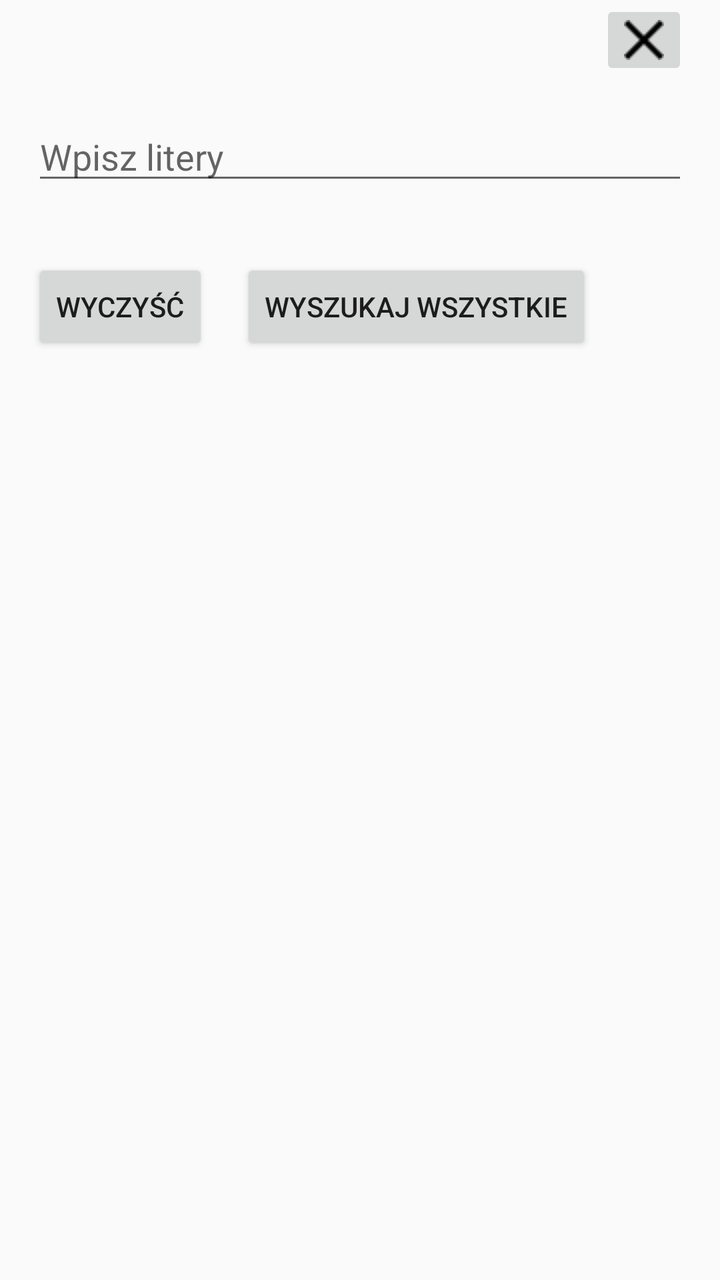
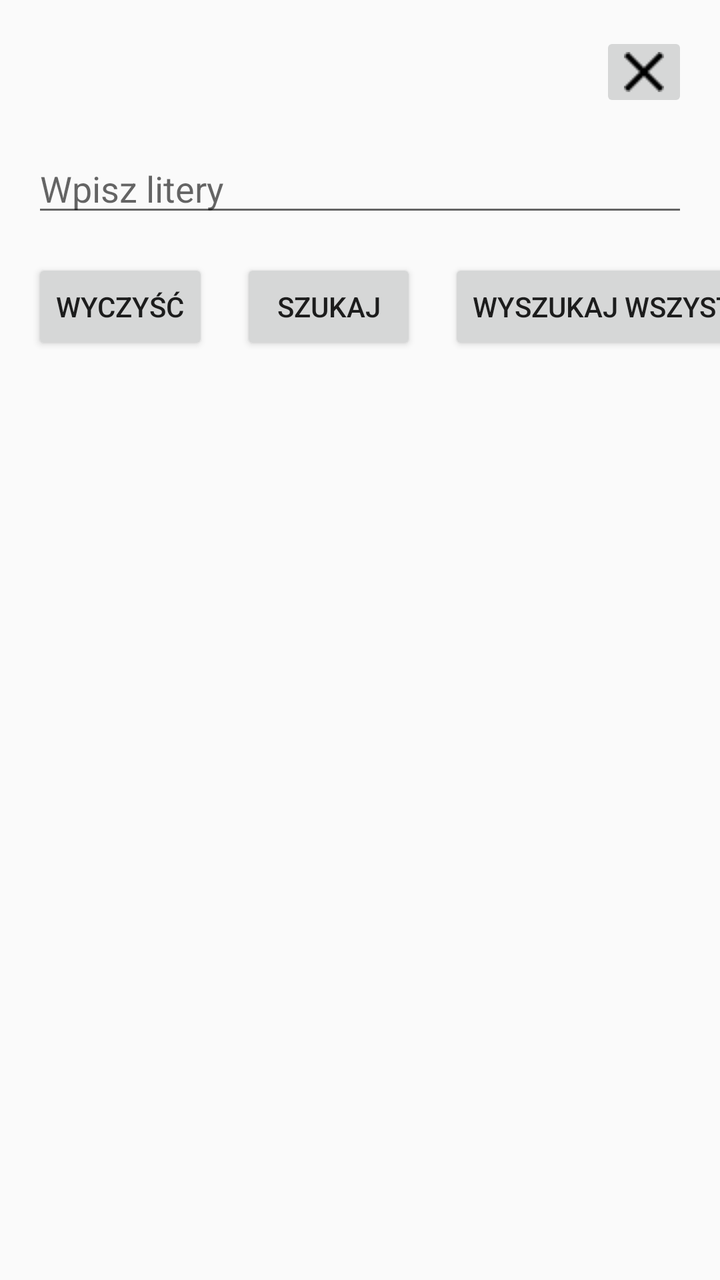

Two renders of the same Android screen: before a commit and after it. Below are the layout's source before the change and the commit's diff.
<!-- AndroidManifest.xml: application theme Theme.AppCompat.DayNight.NoActionBar -->
<!-- res/layout/activity_main.xml -->
<?xml version="1.0" encoding="utf-8"?>
<RelativeLayout xmlns:android="http://schemas.android.com/apk/res/android"
    xmlns:tools="http://schemas.android.com/tools"
    android:layout_width="match_parent"
    android:layout_height="match_parent"
    tools:context=".MainActivity">

    <RelativeLayout
        android:layout_width="match_parent"
        android:layout_height="match_parent">

        <ProgressBar
            android:id="@+id/progressBar"
            style="?android:attr/progressBarStyleHorizontal"
            android:layout_width="match_parent"
            android:layout_height="wrap_content"
            android:layout_below="@id/closeButton"
            android:layout_marginTop="8dp"
            android:layout_marginStart="16dp"
            android:layout_marginEnd="16dp"
            android:visibility="gone" />

        <ImageButton
            android:id="@+id/closeButton"
            android:layout_width="wrap_content"
            android:layout_height="wrap_content"
            android:layout_alignParentEnd="true"
            android:layout_marginEnd="16dp"
            android:src="@drawable/ic_close" />

        <EditText
            android:id="@+id/inputField"
            android:layout_width="match_parent"
            android:layout_height="wrap_content"
            android:layout_below="@id/progressBar"
            android:layout_margin="16dp"
            android:hint="Wpisz litery"
            android:inputType="textNoSuggestions" />

        <Button
            android:id="@+id/clearButton"
            android:layout_width="wrap_content"
            android:layout_height="wrap_content"
            android:layout_below="@id/inputField"
            android:layout_marginStart="16dp"
            android:layout_marginTop="16dp"
            android:text="Wyczyść" />

        <Button
            android:id="@+id/searchAllButton"
            android:layout_width="wrap_content"
            android:layout_height="wrap_content"
            android:layout_below="@id/inputField"
            android:layout_toEndOf="@id/clearButton"
            android:layout_marginStart="16dp"
            android:layout_marginTop="16dp"
            android:text="Wyszukaj wszystkie" />

        <ListView
            android:id="@+id/wordList"
            android:layout_width="match_parent"
            android:layout_height="0dp"
            android:layout_below="@id/clearButton"
            android:layout_alignParentStart="true"
            android:layout_margin="16dp"
            android:layout_above="@id/infoLabel"
            android:layout_weight="1" />

        <TextView
            android:id="@+id/infoLabel"
            android:layout_width="match_parent"
            android:layout_height="wrap_content"
            android:layout_alignParentBottom="true"
            android:layout_margin="16dp"
            android:text=""
            android:textAlignment="center"
            android:textColor="@android:color/holo_green_dark" />

    </RelativeLayout>
</RelativeLayout>
<!-- resources referenced by this layout -->
<resources>
  <!-- drawable ic_close: png bitmap (drawable, 242 bytes) -->
</resources>

<!-- the commit's change to res/layout/activity_main.xml (unified diff, before → after) -->
@@ -1,80 +1,98 @@
 <?xml version="1.0" encoding="utf-8"?>
-<RelativeLayout xmlns:android="http://schemas.android.com/apk/res/android"
+<androidx.constraintlayout.widget.ConstraintLayout
+    xmlns:android="http://schemas.android.com/apk/res/android"
+    xmlns:app="http://schemas.android.com/apk/res-auto"
     xmlns:tools="http://schemas.android.com/tools"
     android:layout_width="match_parent"
     android:layout_height="match_parent"
     tools:context=".MainActivity">
 
-    <RelativeLayout
-        android:layout_width="match_parent"
-        android:layout_height="match_parent">
+    <ImageButton
+        android:id="@+id/closeButton"
+        android:layout_width="wrap_content"
+        android:layout_height="wrap_content"
+        android:src="@drawable/ic_close"
+        android:layout_marginEnd="16dp"
+        android:layout_marginTop="16dp"
+        app:layout_constraintEnd_toEndOf="parent"
+        app:layout_constraintTop_toTopOf="parent" />
 
-        <ProgressBar
-            android:id="@+id/progressBar"
-            style="?android:attr/progressBarStyleHorizontal"
-            android:layout_width="match_parent"
-            android:layout_height="wrap_content"
-            android:layout_below="@id/closeButton"
-            android:layout_marginTop="8dp"
-            android:layout_marginStart="16dp"
-            android:layout_marginEnd="16dp"
-            android:visibility="gone" />
+    <ProgressBar
+        android:id="@+id/progressBar"
+        style="?android:attr/progressBarStyleHorizontal"
+        android:layout_width="0dp"
+        android:layout_height="wrap_content"
+        android:layout_marginStart="16dp"
+        android:layout_marginEnd="16dp"
+        android:layout_marginTop="8dp"
+        android:visibility="gone"
+        app:layout_constraintTop_toBottomOf="@id/closeButton"
+        app:layout_constraintStart_toStartOf="parent"
+        app:layout_constraintEnd_toEndOf="parent" />
 
-        <ImageButton
-            android:id="@+id/closeButton"
-            android:layout_width="wrap_content"
-            android:layout_height="wrap_content"
-            android:layout_alignParentEnd="true"
-            android:layout_marginEnd="16dp"
-            android:src="@drawable/ic_close" />
+    <EditText
+        android:id="@+id/inputField"
+        android:layout_width="0dp"
+        android:layout_height="wrap_content"
+        android:hint="Wpisz litery"
+        android:inputType="textNoSuggestions"
+        android:layout_marginStart="16dp"
+        android:layout_marginEnd="16dp"
+        android:layout_marginTop="16dp"
+        app:layout_constraintTop_toBottomOf="@id/progressBar"
+        app:layout_constraintStart_toStartOf="parent"
+        app:layout_constraintEnd_toEndOf="parent" />
 
-        <EditText
-            android:id="@+id/inputField"
-            android:layout_width="match_parent"
-            android:layout_height="wrap_content"
-            android:layout_below="@id/progressBar"
-            android:layout_margin="16dp"
-            android:hint="Wpisz litery"
-            android:inputType="textNoSuggestions" />
+    <Button
+        android:id="@+id/clearButton"
+        android:layout_width="wrap_content"
+        android:layout_height="wrap_content"
+        android:text="Wyczyść"
+        android:layout_marginStart="16dp"
+        android:layout_marginTop="16dp"
+        app:layout_constraintTop_toBottomOf="@id/inputField"
+        app:layout_constraintStart_toStartOf="parent" />
 
-        <Button
-            android:id="@+id/clearButton"
-            android:layout_width="wrap_content"
-            android:layout_height="wrap_content"
-            android:layout_below="@id/inputField"
-            android:layout_marginStart="16dp"
-            android:layout_marginTop="16dp"
-            android:text="Wyczyść" />
+    <Button
+        android:id="@+id/searchFromAllButton"
+        android:layout_width="wrap_content"
+        android:layout_height="wrap_content"
+        android:text="Szukaj"
+        android:layout_marginStart="16dp"
+        android:layout_marginTop="16dp"
+        app:layout_constraintTop_toBottomOf="@id/inputField"
+        app:layout_constraintStart_toEndOf="@id/clearButton" />
 
-        <Button
-            android:id="@+id/searchAllButton"
-            android:layout_width="wrap_content"
-            android:layout_height="wrap_content"
-            android:layout_below="@id/inputField"
-            android:layout_toEndOf="@id/clearButton"
-            android:layout_marginStart="16dp"
-            android:layout_marginTop="16dp"
-            android:text="Wyszukaj wszystkie" />
+    <Button
+        android:id="@+id/searchAllButton"
+        android:layout_width="wrap_content"
+        android:layout_height="wrap_content"
+        android:text="Wyszukaj wszystkie"
+        android:layout_marginStart="16dp"
+        android:layout_marginTop="16dp"
+        app:layout_constraintTop_toBottomOf="@id/inputField"
+        app:layout_constraintStart_toEndOf="@id/searchFromAllButton" />
 
-        <ListView
-            android:id="@+id/wordList"
-            android:layout_width="match_parent"
-            android:layout_height="0dp"
-            android:layout_below="@id/clearButton"
-            android:layout_alignParentStart="true"
-            android:layout_margin="16dp"
-            android:layout_above="@id/infoLabel"
-            android:layout_weight="1" />
+    <ListView
+        android:id="@+id/wordList"
+        android:layout_width="0dp"
+        android:layout_height="0dp"
+        android:layout_margin="16dp"
+        app:layout_constraintTop_toBottomOf="@id/searchAllButton"
+        app:layout_constraintStart_toStartOf="parent"
+        app:layout_constraintEnd_toEndOf="parent"
+        app:layout_constraintBottom_toTopOf="@id/infoLabel" />
 
-        <TextView
-            android:id="@+id/infoLabel"
-            android:layout_width="match_parent"
-            android:layout_height="wrap_content"
-            android:layout_alignParentBottom="true"
-            android:layout_margin="16dp"
-            android:text=""
-            android:textAlignment="center"
-            android:textColor="@android:color/holo_green_dark" />
+    <TextView
+        android:id="@+id/infoLabel"
+        android:layout_width="0dp"
+        android:layout_height="wrap_content"
+        android:text=""
+        android:textAlignment="center"
+        android:textColor="@android:color/holo_green_dark"
+        android:layout_margin="16dp"
+        app:layout_constraintBottom_toBottomOf="parent"
+        app:layout_constraintStart_toStartOf="parent"
+        app:layout_constraintEnd_toEndOf="parent" />
 
-    </RelativeLayout>
-</RelativeLayout>
+</androidx.constraintlayout.widget.ConstraintLayout>
